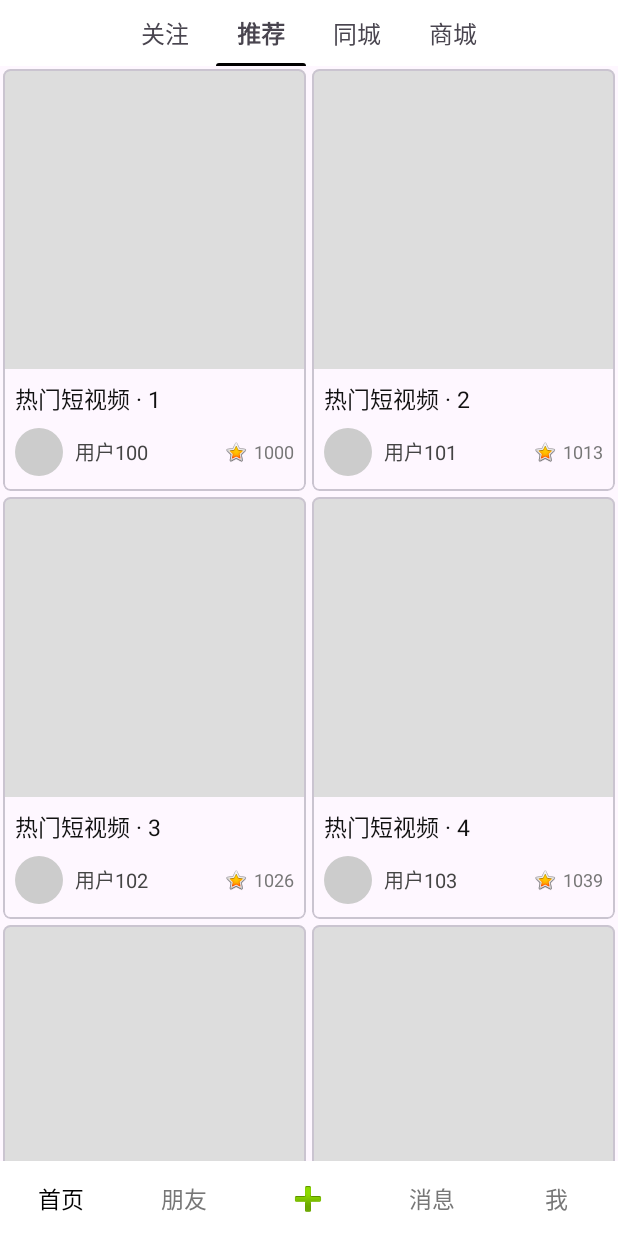
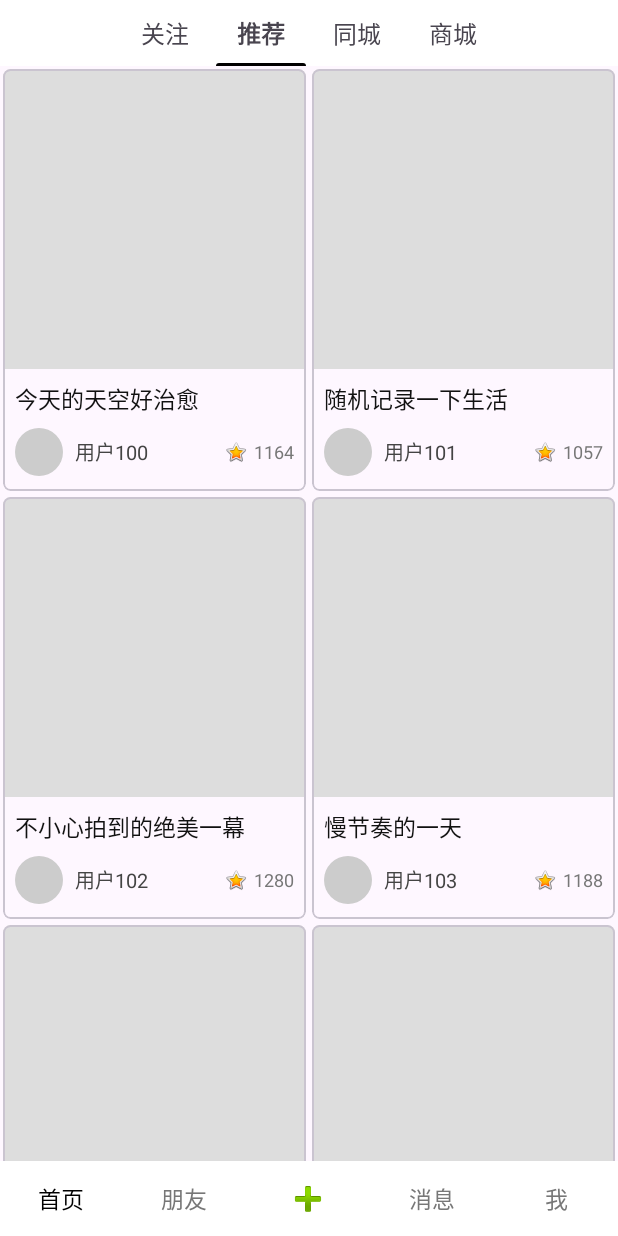
Before and after one commit to susuLily61/TiktokDemo, an Android app: the screen it shows after launch (MainActivity), tab 2 chosen, on a phone screen of 412 x 824 dp. Run offline under Robolectric (Android 15) with nearby library versions, the phone set to English and light mode, and no system bars; pictures from the network do not load.

Commit message:
视频内流(单例exoplayer）

```diff
--- a/app/src/main/java/com/BDhomework/tiktokdemo/data/MockFeedRepository.java
+++ b/app/src/main/java/com/BDhomework/tiktokdemo/data/MockFeedRepository.java
@@ -7,19 +7,44 @@ import java.util.ArrayList;
 import java.util.Arrays;
 import java.util.List;
 import java.util.Locale;
+import java.util.Random;
 import java.util.UUID;
 
 public class MockFeedRepository {
 
+    // 封面池（横图为主没关系，后面可以换成竖图）
     private static final List<String> COVER_POOL = Arrays.asList(
             "https://images.unsplash.com/photo-1507525428034-b723cf961d3e",
             "https://images.unsplash.com/photo-1500530855697-b586d89ba3ee",
             "https://images.unsplash.com/photo-1469474968028-56623f02e42e",
             "https://images.unsplash.com/photo-1501785888041-af3ef285b470",
             "https://images.unsplash.com/photo-1501004318641-b39e6451bec6",
-            "https://images.unsplash.com/photo-1489515217757-5fd1be406fef"
+            "https://images.unsplash.com/photo-1489515217757-5fd1be406fef",
+            "https://images.unsplash.com/photo-1518837695005-2083093ee35b",
+            "https://images.unsplash.com/photo-1487412720507-e7ab37603c6f"
     );
 
+    // 头像池
+    private static final List<String> AVATAR_POOL = Arrays.asList(
+            "https://images.unsplash.com/profile-1502680755645-4c502e91c95f",
+            "https://images.unsplash.com/profile-1520813792240-02dc0ae524b9",
+            "https://images.unsplash.com/profile-1441991229545-2de04c01423c",
+            "https://images.unsplash.com/profile-1544037971-3a3ec0c49b80"
+    );
+
+    // 标题池
+    private static final List<String> TITLE_POOL = Arrays.asList(
+            "今天的天空好治愈",
+            "随机记录一下生活",
+            "不小心拍到的绝美一幕",
+            "慢节奏的一天",
+            "这也太可爱了吧",
+            "开工前最后的摸鱼",
+            "通勤路上的小确幸",
+            "周末追光计划"
+    );
+
+    // 描述池
     private static final List<String> DESCRIPTION_POOL = Arrays.asList(
             "愿你有一双匡威，陪你走遍天涯 #匡威1970s @汤圆club",
             "夕阳下的海风刚刚好，下一站去哪里？",
@@ -29,23 +54,61 @@ public class MockFeedRepository {
             "记录下这一条街的老味道和新气息。"
     );
 
-    private static final String SAMPLE_VIDEO = "https://storage.googleapis.com/gtv-videos-bucket/sample/BigBuckBunny.mp4";
+    // 视频池（竖屏视频可以替换这里的 URL）
+    private static final List<String> VIDEO_POOL = Arrays.asList(
+            "https://tiktokdemo.oss-cn-qingdao.aliyuncs.com/tiktokedmo/02a39b9a5a7c672bf0e8353f9331f614.mp4",
+            "https://tiktokdemo.oss-cn-qingdao.aliyuncs.com/tiktokedmo/0550549dc67b9e580c1a97ce1666511a.mp4",
+            "https://tiktokdemo.oss-cn-qingdao.aliyuncs.com/tiktokedmo/0a3ca4e3cc7338a2b9f4e5bf83816164.mp4",
+            "https://tiktokdemo.oss-cn-qingdao.aliyuncs.com/tiktokedmo/0fdfc2141cec956c55e14f82781ec229.mp4",
+            "https://tiktokdemo.oss-cn-qingdao.aliyuncs.com/tiktokedmo/17944fc44775f6ee9a7973b55235faa6.mp4",
+            "https://tiktokdemo.oss-cn-qingdao.aliyuncs.com/tiktokedmo/4271df520269483b57ec84e33e7bd785.mp4",
+            "https://tiktokdemo.oss-cn-qingdao.aliyuncs.com/tiktokedmo/5159205ef8d9483d7e6a0dc0266affc1.mp4",
+            "https://tiktokdemo.oss-cn-qingdao.aliyuncs.com/tiktokedmo/6179fdf874dfae707a064f2223686a4e.mp4",
+            "https://tiktokdemo.oss-cn-qingdao.aliyuncs.com/tiktokedmo/631425c1c1ae5fbbdfa44f11ca4d21e3.mp4",
+            "https://tiktokdemo.oss-cn-qingdao.aliyuncs.com/tiktokedmo/674b377036d6b9873aed6c56b44ff05e.mp4",
+            "https://tiktokdemo.oss-cn-qingdao.aliyuncs.com/tiktokedmo/7018ba37fd3fbea1812c90e1a6dfbe4f.mp4",
+            "https://tiktokdemo.oss-cn-qingdao.aliyuncs.com/tiktokedmo/aeedaef1ff57b32de1d344317140bc6f.mp4",
+            "https://tiktokdemo.oss-cn-qingdao.aliyuncs.com/tiktokedmo/c06ca83c7d3790634b6de3e31c4e1101.mp4",
+            "https://tiktokdemo.oss-cn-qingdao.aliyuncs.com/tiktokedmo/c52226a5b3035077d6a87c89dc638696.mp4",
+            "https://tiktokdemo.oss-cn-qingdao.aliyuncs.com/tiktokedmo/eb27f011f20c2d5001c61d700e7e21c4.mp4"
+    );
+
+    private static final Random RANDOM = new Random();
 
     public List<FeedItem> loadFeed(int page) {
         List<FeedItem> list = new ArrayList<>();
         for (int i = 0; i < 10; i++) {
             String id = UUID.randomUUID().toString();
-            String title = String.format(Locale.CHINA, "热门短视频 · %d", (page * 10) + i + 1);
-            String author = "用户" + ((page * 10) + i + 100);
-            String cover = COVER_POOL.get(i % COVER_POOL.size()) + "?auto=format&fit=crop&w=800&q=80";
-            int likes = 1000 + (page * 37) + i * 13;
+
+            // 标题
+            String title = TITLE_POOL.get((page * 10 + i) % TITLE_POOL.size());
+
+            // 作者昵称
+            String author = String.format(Locale.CHINA, "用户%d", (page * 10) + i + 100);
+
+            // 头像 / 封面 / 视频 从各自池子里轮询或随机取一个
+            String avatar = AVATAR_POOL.get(RANDOM.nextInt(AVATAR_POOL.size()));
+            String cover = COVER_POOL.get((page * 10 + i) % COVER_POOL.size())
+                    + "?auto=format&fit=crop&w=800&q=80";
+            String videoUrl = VIDEO_POOL.get((page * 10 + i) % VIDEO_POOL.size());
+
+            // 描述
             String description = DESCRIPTION_POOL.get(i % DESCRIPTION_POOL.size());
-            list.add(new FeedItem(id, title, author,
-                    "https://images.unsplash.com/profile-1502680755645-4c502e91c95f",
+
+            // 点赞数
+            int likes = 1000 + (page * 37) + i * 13 + RANDOM.nextInt(500);
+
+            // 注意这里的参数要和 FeedItem 构造函数一一对应
+            list.add(new FeedItem(
+                    id,
+                    title,
+                    author,
+                    avatar,
                     cover,
-                    SAMPLE_VIDEO,
+                    videoUrl,
                     likes,
-                    description));
+                    description
+            ));
         }
         return list;
     }
--- a/app/src/main/java/com/BDhomework/tiktokdemo/player/VideoPageFragment.java
+++ b/app/src/main/java/com/BDhomework/tiktokdemo/player/VideoPageFragment.java
@@ -87,7 +87,7 @@ public class VideoPageFragment extends Fragment {
         commentCountView = root.findViewById(R.id.video_comment_count);
         collectCountView = root.findViewById(R.id.video_collect_count);
         shareCountView = root.findViewById(R.id.video_share_count);
-        ImageButton commentButton = root.findViewById(R.id.video_comment_button);
+        ImageView commentButton = root.findViewById(R.id.video_comment_button);
         ImageView shareButton = root.findViewById(R.id.video_share_button);
         likeButton = root.findViewById(R.id.video_like_button);
         collectButton = root.findViewById(R.id.video_collect_button);
```
Also changed, not shown: app/src/main/AndroidManifest.xml (+8 -0 lines), app/src/main/java/com/BDhomework/tiktokdemo/comment/CommentBottomSheetDialog.java (+105 -11 lines), app/src/main/java/com/BDhomework/tiktokdemo/ui/recommend/FeedAdapter.java (line endings or trailing spaces).
